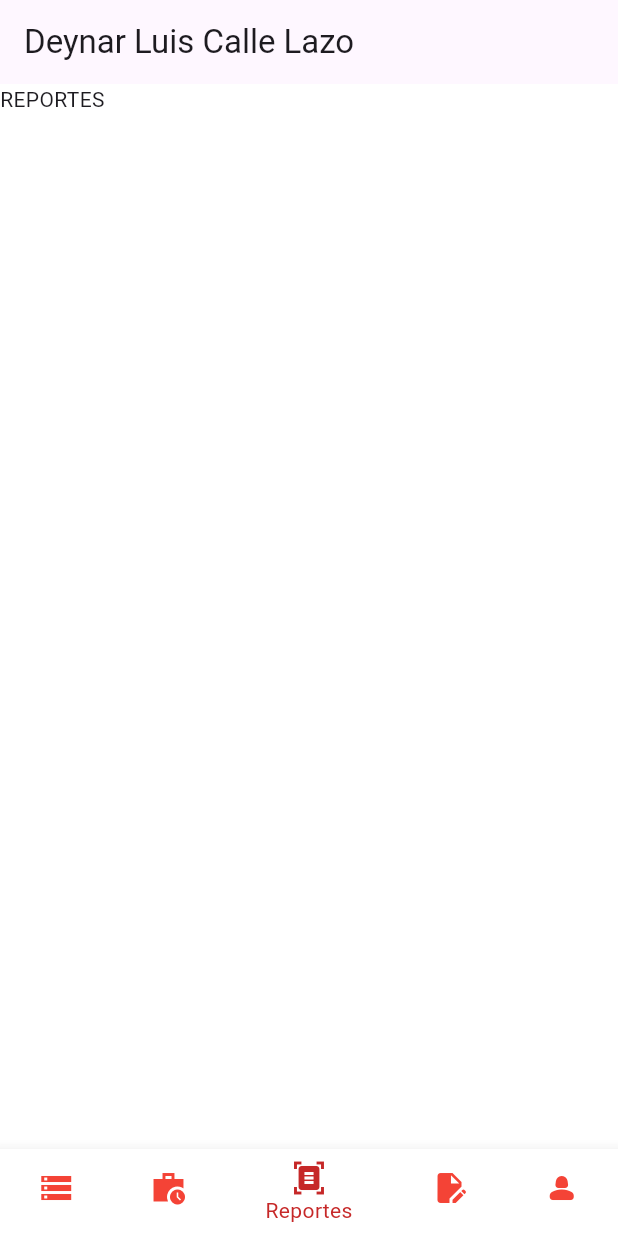
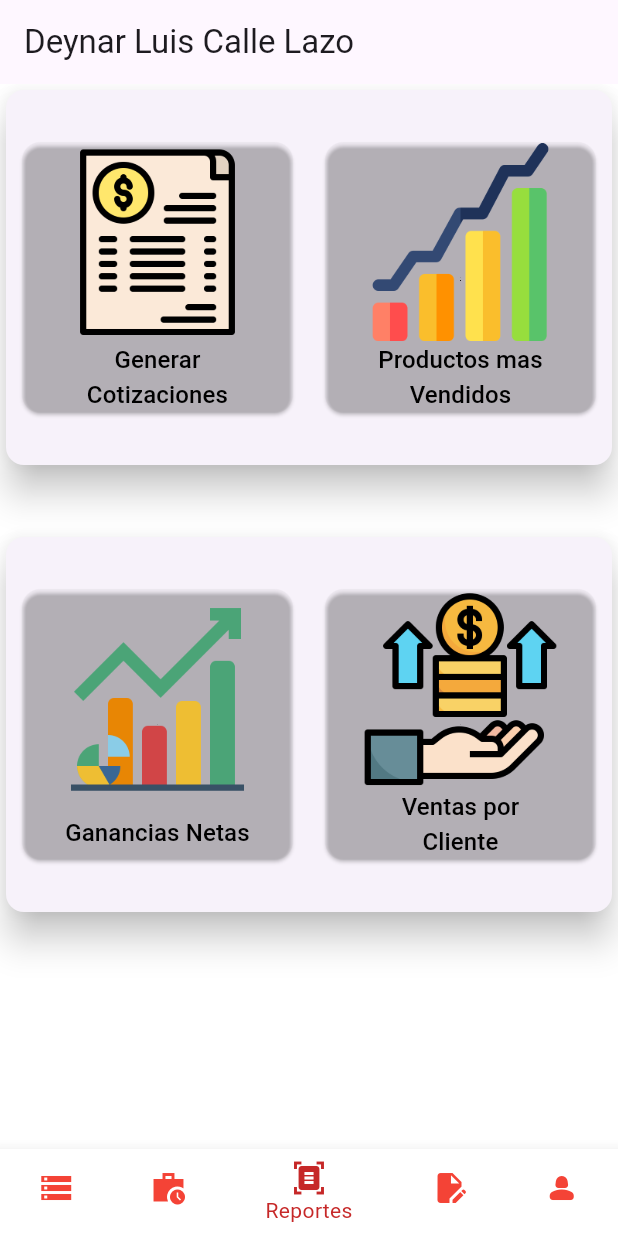
Before and after one commit to LuisCalleLazo/SanAndres_Mobile, a Flutter app: the HomePage screen opened by its route, swiped to page 3, on a phone screen of 412 x 824 dp. Run offline on Flutter 3.47's test engine with Material 3 defaults, Android fonts, the phone set to English and light mode, and no system bars; our stand-ins replace flutter_dotenv, go_router, image_picker, visibility_detector; network calls fail.

Commit message:
Report Screen

```diff
--- a/lib/presentation/screens/home/reports_screen.dart
+++ b/lib/presentation/screens/home/reports_screen.dart
@@ -1,10 +1,67 @@
 import 'package:flutter/material.dart';
+import 'package:san_andres_mobile/presentation/widgets/buttons/btn_img_dev.dart';
 
 class ReportsScreen extends StatelessWidget {
   const ReportsScreen({super.key});
 
   @override
   Widget build(BuildContext context) {
-    return const Text("REPORTES");
+    return ListView(
+      children: [
+        Card(
+          clipBehavior: Clip.hardEdge,
+          elevation: 10,
+          child: SizedBox(
+            height: 250,
+            child: Row(
+              mainAxisAlignment: MainAxisAlignment.spaceAround,
+              children: [
+                BtnImgDev(
+                  onPressed: () {},
+                  width: 180,
+                  heigth: 180,
+                  img: "cotizacion.png",
+                  text: "Generar Cotizaciones",
+                ),
+                BtnImgDev(
+                  onPressed: () {},
+                  width: 180,
+                  heigth: 180,
+                  img: "estadisticas.png",
+                  text: "Productos mas Vendidos",
+                ),
+              ],
+            ),
+          ),
+        ),
+        const SizedBox(height: 40),
+        Card(
+          clipBehavior: Clip.hardEdge,
+          elevation: 10,
+          child: SizedBox(
+            height: 250,
+            child: Row(
+              mainAxisAlignment: MainAxisAlignment.spaceAround,
+              children: [
+                BtnImgDev(
+                  onPressed: () {},
+                  width: 180,
+                  heigth: 180,
+                  img: "estadisticas2.png",
+                  text: "Ganancias Netas",
+                ),
+                BtnImgDev(
+                  onPressed: () {},
+                  width: 180,
+                  heigth: 180,
+                  img: "ganancias.png",
+                  text: "Ventas por Cliente",
+                ),
+              ],
+            ),
+          ),
+        ),
+      ],
+    );
   }
 }
--- /dev/null
+++ b/lib/presentation/widgets/buttons/btn_img_dev.dart
@@ -0,0 +1,75 @@
+import 'package:flutter/material.dart';
+
+class BtnImgDev extends StatelessWidget {
+  final void Function()? onPressed;
+  final double? width;
+  final double? heigth;
+  final Color color;
+  final IconData icon;
+  final String img;
+  final String? text;
+  final double? minWidth;
+  final double? maxWidth;
+  final double? minHeight;
+  final double? maxHeight;
+  const BtnImgDev({
+    super.key,
+    required this.onPressed,
+    required this.img,
+    this.width = 300.0,
+    this.heigth = 60,
+    this.color = Colors.transparent,
+    this.icon = Icons.add,
+    this.minWidth = 50.0,
+    this.maxWidth = 200.0,
+    this.minHeight = 30.0,
+    this.maxHeight = 100.0,
+    this.text = "",
+  });
+
+  @override
+  Widget build(BuildContext context) {
+    return Container(
+      color: const Color.fromRGBO(0, 0, 0, 0),
+      width: width,
+      height: heigth,
+      child: ConstrainedBox(
+        constraints: BoxConstraints(
+          minWidth: minWidth ?? 0,
+          maxWidth: maxWidth ?? double.infinity,
+          minHeight: minHeight ?? 0,
+          maxHeight: maxHeight ?? double.infinity,
+        ),
+        child: ElevatedButton(
+          style: ButtonStyle(
+            backgroundColor: WidgetStatePropertyAll(color),
+            shape: WidgetStateProperty.all<RoundedRectangleBorder>(
+              RoundedRectangleBorder(
+                borderRadius: BorderRadius.circular(12),
+              ),
+            ),
+          ),
+          onPressed: onPressed,
+          child: Column(
+            mainAxisAlignment: MainAxisAlignment.spaceAround,
+            children: [
+              Image.asset(
+                'assets/imgs/$img',
+                fit: BoxFit.contain, // Opcional: cómo ajustar la imagen
+              ),
+              if (text != null && text!.isNotEmpty) // Comprueba si hay texto
+                Text(
+                  text!,
+                  textAlign: TextAlign.center,
+                  style: const TextStyle(
+                    fontSize: 16,
+                    color: Colors.black,
+                  ), // Estilo opcional
+                ),
+            ],
+          ),
+        ),
+      ),
+    );
+  }
+}
```
Also changed, not shown: lib/presentation/widgets/card/card_sale.dart (+70 -3 lines), assets/imgs/cotizacion.png (added), assets/imgs/estadisticas.png (added), assets/imgs/estadisticas2.png (added), assets/imgs/ganancias.png (added).
